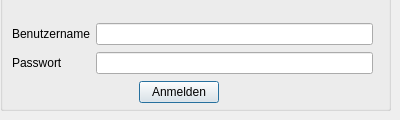
The window that TUInventory/login.ui (SV-97/TUInventory) describes before a commit, drawn with Qt 5.
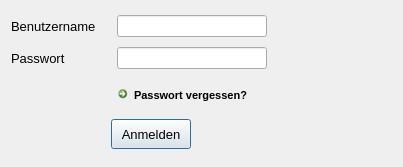
The same window after the commit.

Commit message: Added Dialog to reset your password

What changed in the file:
```diff
--- a/TUInventory/login.ui
+++ b/TUInventory/login.ui
@@ -6,54 +6,113 @@
    <rect>
     <x>0</x>
     <y>0</y>
-    <width>400</width>
-    <height>120</height>
+    <width>403</width>
+    <height>167</height>
    </rect>
   </property>
   <property name="windowTitle">
    <string>Dialog</string>
   </property>
-  <widget class="QGroupBox" name="g_login">
-   <property name="geometry">
-    <rect>
-     <x>0</x>
-     <y>-10</y>
-     <width>391</width>
-     <height>121</height>
-    </rect>
-   </property>
-   <property name="title">
-    <string/>
-   </property>
-   <widget class="QWidget" name="layoutWidget">
-    <property name="geometry">
-     <rect>
-      <x>12</x>
-      <y>32</y>
-      <width>361</width>
-      <height>83</height>
-     </rect>
-    </property>
-    <layout class="QGridLayout" name="gridLayout">
-     <item row="0" column="0">
+  <layout class="QHBoxLayout" name="horizontalLayout_5">
+   <item>
+    <layout class="QVBoxLayout" name="verticalLayout">
+     <item>
+      <layout class="QHBoxLayout" name="horizontalLayout">
+       <item>
       <widget class="QLabel" name="l_username">
+         <property name="minimumSize">
+          <size>
+           <width>100</width>
+           <height>0</height>
+          </size>
+         </property>
+         <property name="maximumSize">
+          <size>
+           <width>100</width>
+           <height>16777215</height>
+          </size>
+         </property>
+         <property name="font">
+          <font>
+           <pointsize>10</pointsize>
+          </font>
+         </property>
        <property name="text">
         <string>Benutzername</string>
        </property>
       </widget>
      </item>
-     <item row="0" column="1" colspan="3">
-      <widget class="QLineEdit" name="t_username"/>
-     </item>
-     <item row="1" column="0">
+       <item>
+        <widget class="QLineEdit" name="t_username">
+         <property name="minimumSize">
+          <size>
+           <width>150</width>
+           <height>0</height>
+          </size>
+         </property>
+         <property name="maximumSize">
+          <size>
+           <width>250</width>
+           <height>16777215</height>
+          </size>
+         </property>
+        </widget>
+       </item>
+       <item>
+        <spacer name="horizontalSpacer_5">
+         <property name="orientation">
+          <enum>Qt::Horizontal</enum>
+         </property>
+         <property name="sizeHint" stdset="0">
+          <size>
+           <width>40</width>
+           <height>20</height>
+          </size>
+         </property>
+        </spacer>
+       </item>
+      </layout>
+     </item>
+     <item>
+      <layout class="QHBoxLayout" name="horizontalLayout_2">
+       <item>
       <widget class="QLabel" name="l_password">
+         <property name="minimumSize">
+          <size>
+           <width>100</width>
+           <height>0</height>
+          </size>
+         </property>
+         <property name="maximumSize">
+          <size>
+           <width>100</width>
+           <height>16777215</height>
+          </size>
+         </property>
+         <property name="font">
+          <font>
+           <pointsize>10</pointsize>
+          </font>
+         </property>
        <property name="text">
         <string>Passwort</string>
        </property>
       </widget>
      </item>
-     <item row="1" column="1" colspan="3">
+       <item>
       <widget class="QLineEdit" name="t_password">
+         <property name="minimumSize">
+          <size>
+           <width>150</width>
+           <height>0</height>
+          </size>
+         </property>
+         <property name="maximumSize">
+          <size>
+           <width>250</width>
+           <height>16777215</height>
+          </size>
+         </property>
        <property name="inputMethodHints">
         <set>Qt::ImhNoAutoUppercase|Qt::ImhNoPredictiveText|Qt::ImhSensitiveData</set>
        </property>
@@ -62,21 +121,122 @@
        </property>
       </widget>
      </item>
-     <item row="2" column="1">
+       <item>
+        <spacer name="horizontalSpacer_6">
+         <property name="orientation">
+          <enum>Qt::Horizontal</enum>
+         </property>
+         <property name="sizeHint" stdset="0">
+          <size>
+           <width>40</width>
+           <height>20</height>
+          </size>
+         </property>
+        </spacer>
+       </item>
+      </layout>
+     </item>
+     <item>
+      <layout class="QHBoxLayout" name="horizontalLayout_3">
+       <item>
+        <spacer name="horizontalSpacer">
+         <property name="orientation">
+          <enum>Qt::Horizontal</enum>
+         </property>
+         <property name="sizeType">
+          <enum>QSizePolicy::Fixed</enum>
+         </property>
+         <property name="sizeHint" stdset="0">
+          <size>
+           <width>100</width>
+           <height>13</height>
+          </size>
+         </property>
+        </spacer>
+       </item>
+       <item>
+        <widget class="QCommandLinkButton" name="b_password_lost">
+         <property name="minimumSize">
+          <size>
+           <width>0</width>
+           <height>20</height>
+          </size>
+         </property>
+         <property name="maximumSize">
+          <size>
+           <width>16777215</width>
+           <height>30</height>
+          </size>
+         </property>
+         <property name="font">
+          <font>
+           <family>Segoe UI</family>
+           <pointsize>8</pointsize>
+          </font>
+         </property>
+         <property name="text">
+          <string>Passwort vergessen?</string>
+         </property>
+         <property name="iconSize">
+          <size>
+           <width>10</width>
+           <height>10</height>
+          </size>
+         </property>
+        </widget>
+       </item>
+       <item>
+        <spacer name="horizontalSpacer_4">
+         <property name="orientation">
+          <enum>Qt::Horizontal</enum>
+         </property>
+         <property name="sizeHint" stdset="0">
+          <size>
+           <width>40</width>
+           <height>20</height>
+          </size>
+         </property>
+        </spacer>
+       </item>
+      </layout>
+     </item>
+     <item>
+      <layout class="QHBoxLayout" name="horizontalLayout_4">
+       <item>
       <spacer name="horizontalSpacer_3">
        <property name="orientation">
         <enum>Qt::Horizontal</enum>
        </property>
+         <property name="sizeType">
+          <enum>QSizePolicy::Fixed</enum>
+         </property>
        <property name="sizeHint" stdset="0">
         <size>
-         <width>17</width>
+           <width>100</width>
          <height>20</height>
         </size>
        </property>
       </spacer>
      </item>
-     <item row="2" column="2">
+       <item>
       <widget class="QPushButton" name="b_login">
+         <property name="minimumSize">
+          <size>
+           <width>50</width>
+           <height>20</height>
+          </size>
+         </property>
+         <property name="maximumSize">
+          <size>
+           <width>150</width>
+           <height>30</height>
+          </size>
+         </property>
+         <property name="font">
+          <font>
+           <pointsize>10</pointsize>
+          </font>
+         </property>
        <property name="text">
         <string>Anmelden</string>
        </property>
@@ -85,7 +245,7 @@
        </property>
       </widget>
      </item>
-     <item row="2" column="3">
+       <item>
       <spacer name="horizontalSpacer_2">
        <property name="orientation">
         <enum>Qt::Horizontal</enum>
@@ -99,8 +259,10 @@
       </spacer>
      </item>
     </layout>
-   </widget>
-  </widget>
+     </item>
+    </layout>
+   </item>
+  </layout>
  </widget>
  <resources/>
  <connections/>
```
Lines whose indentation alone changed are shown as unchanged. The commit also changes 3 other files.
